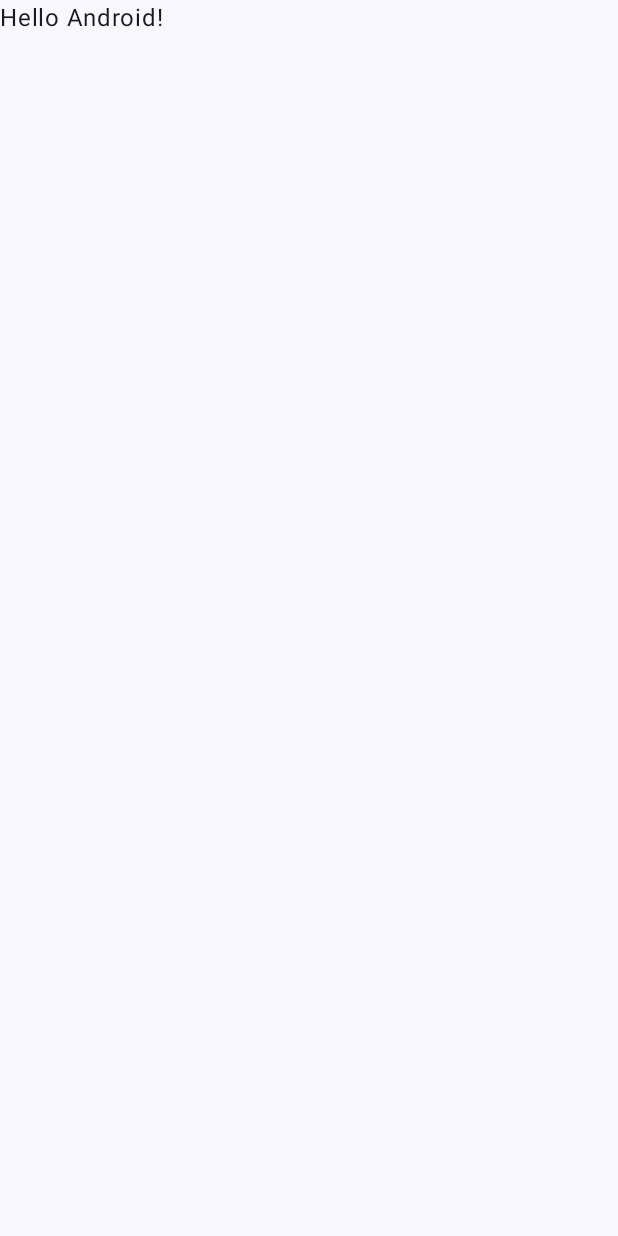
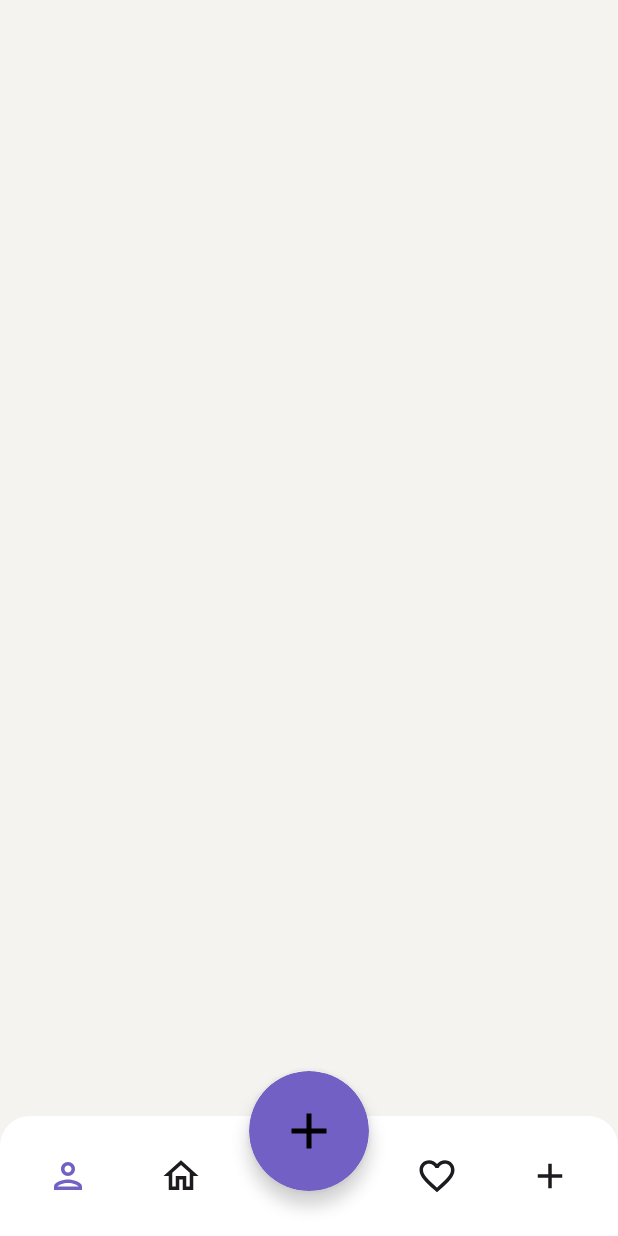
Before and after one commit to Swapsy-app/App, an Android app built with Jetpack Compose: the screen it shows after launch (MainActivity), on a phone screen of 412 x 824 dp. Before the commit the screen is almost empty. Run offline under Robolectric (Android 15) with nearby library versions, the phone set to English and light mode, and no system bars.

Commit message:
initial navigation bar setup

```diff
--- a/app/build.gradle.kts
+++ b/app/build.gradle.kts
@@ -5,7 +5,7 @@ plugins {
 
 android {
     namespace = "com.example.freeupcopy"
-    compileSdk = 34
+    compileSdk = 35
 
     defaultConfig {
         applicationId = "com.example.freeupcopy"
--- a/app/src/main/java/com/example/freeupcopy/MainActivity.kt
+++ b/app/src/main/java/com/example/freeupcopy/MainActivity.kt
@@ -4,13 +4,19 @@ import android.os.Bundle
 import androidx.activity.ComponentActivity
 import androidx.activity.compose.setContent
 import androidx.activity.enableEdgeToEdge
+import androidx.compose.foundation.background
+import androidx.compose.foundation.layout.Box
 import androidx.compose.foundation.layout.fillMaxSize
+import androidx.compose.foundation.layout.fillMaxWidth
 import androidx.compose.foundation.layout.padding
+import androidx.compose.material3.MaterialTheme
 import androidx.compose.material3.Scaffold
 import androidx.compose.material3.Text
 import androidx.compose.runtime.Composable
 import androidx.compose.ui.Modifier
+import androidx.compose.ui.graphics.Color
 import androidx.compose.ui.tooling.preview.Preview
+import com.example.freeupcopy.ui.presentation.home_screen.componants.CustomNavigationBar
 import com.example.freeupcopy.ui.theme.FreeUpCopyTheme
 
 class MainActivity : ComponentActivity() {
@@ -19,11 +25,19 @@ class MainActivity : ComponentActivity() {
         enableEdgeToEdge()
         setContent {
             FreeUpCopyTheme {
-                Scaffold(modifier = Modifier.fillMaxSize()) { innerPadding ->
-                    Greeting(
-                        name = "Android",
-                        modifier = Modifier.padding(innerPadding)
-                    )
+                Scaffold(
+                    modifier = Modifier.fillMaxSize(),
+                    bottomBar = {
+                        CustomNavigationBar()
+                    },
+                ) { innerPadding ->
+                    Box(modifier = Modifier
+                        .fillMaxSize()
+                        .background(MaterialTheme.colorScheme.surface)
+                        .padding(innerPadding))
+                    {
+
+                    }
                 }
             }
         }
--- a/app/src/main/java/com/example/freeupcopy/ui/presentation/home_screen/componants/CustomNavigationBar.kt
+++ b/app/src/main/java/com/example/freeupcopy/ui/presentation/home_screen/componants/CustomNavigationBar.kt
@@ -1,12 +1,146 @@
 package com.example.freeupcopy.ui.presentation.home_screen.componants
 
+import androidx.compose.foundation.background
+import androidx.compose.foundation.clickable
+import androidx.compose.foundation.layout.Arrangement
+import androidx.compose.foundation.layout.Box
+import androidx.compose.foundation.layout.Row
+import androidx.compose.foundation.layout.Spacer
+import androidx.compose.foundation.layout.WindowInsets
+import androidx.compose.foundation.layout.defaultMinSize
+import androidx.compose.foundation.layout.fillMaxWidth
+import androidx.compose.foundation.layout.offset
+import androidx.compose.foundation.layout.size
+import androidx.compose.foundation.layout.windowInsetsPadding
+import androidx.compose.foundation.shape.CircleShape
+import androidx.compose.foundation.shape.RoundedCornerShape
+import androidx.compose.material.icons.Icons
+import androidx.compose.material.icons.filled.Add
+import androidx.compose.material.icons.outlined.Add
+import androidx.compose.material.icons.outlined.FavoriteBorder
+import androidx.compose.material.icons.outlined.Home
+import androidx.compose.material.icons.outlined.Person
+import androidx.compose.material3.Icon
+import androidx.compose.material3.MaterialTheme
+import androidx.compose.material3.NavigationBarDefaults
 import androidx.compose.runtime.Composable
+import androidx.compose.ui.Alignment
 import androidx.compose.ui.Modifier
+import androidx.compose.ui.draw.clip
+import androidx.compose.ui.draw.shadow
+import androidx.compose.ui.graphics.Color
+import androidx.compose.ui.graphics.vector.ImageVector
+import androidx.compose.ui.tooling.preview.Preview
+import androidx.compose.ui.unit.dp
+import com.example.freeupcopy.ui.theme.FreeUpCopyTheme
 
 @Composable
 fun CustomNavigationBar(
     modifier: Modifier = Modifier,
-    onClick: () -> Unit
+    windowInsets: WindowInsets = NavigationBarDefaults.windowInsets,
 ) {
+    Box(
+        modifier = modifier
+            .fillMaxWidth()
+    ) {
+
+        CustomBottomBar(
+            windowInsets = windowInsets
+        )
+        Box(
+            modifier = Modifier
+                .size(80.dp)
+                .offset(y = (-30).dp)
+                .shadow(6.dp, shape = CircleShape)
+                .clip(CircleShape)
+                .background(MaterialTheme.colorScheme.primary)
+                .clickable(
+                    onClick = {  }
+                )
+                .align(Alignment.TopCenter),
+            contentAlignment = Alignment.Center
+        ) {
+            Icon(
+                imageVector = Icons.Default.Add,
+                contentDescription = "add",
+                tint = Color.Black,
+                modifier = Modifier.size(40.dp)
+            )
+        }
+    }
 
 }
+
+@Composable
+fun CustomNavigationBarItem(
+    modifier: Modifier = Modifier,
+    selected: Boolean,
+    onClick: () -> Unit,
+    icon: ImageVector
+) {
+    Box(
+        modifier = modifier
+            .clip(CircleShape)
+            .size(60.dp)
+            .clickable { onClick() },
+        contentAlignment = Alignment.Center
+    ) {
+        Icon(
+            modifier = Modifier.size(28.dp),
+            tint = if (selected) MaterialTheme.colorScheme.primary else MaterialTheme.colorScheme.onSurface,
+            imageVector = icon,
+            contentDescription = null
+        )
+    }
+}
+
+@Composable
+fun CustomBottomBar(
+    modifier: Modifier = Modifier,
+    windowInsets: WindowInsets = NavigationBarDefaults.windowInsets,
+) {
+    Row(
+        modifier = modifier
+            .fillMaxWidth()
+            .clip(RoundedCornerShape(20.dp, 20.dp, 0.dp, 0.dp))
+            .background(MaterialTheme.colorScheme.primaryContainer)
+            .windowInsetsPadding(windowInsets)
+            .defaultMinSize(minHeight = 70.dp),
+        horizontalArrangement = Arrangement.SpaceEvenly,
+        verticalAlignment = Alignment.CenterVertically
+    ) {
+        CustomNavigationBarItem(
+            selected = true,
+            onClick = { },
+            icon = Icons.Outlined.Person
+        )
+
+        CustomNavigationBarItem(
+            selected = false,
+            onClick = { },
+            icon = Icons.Outlined.Home
+        )
+
+        Spacer(modifier = Modifier.size(80.dp)) // Leave space for the FAB
+
+        CustomNavigationBarItem(
+            selected = false,
+            onClick = { },
+            icon = Icons.Outlined.FavoriteBorder
+        )
+
+        CustomNavigationBarItem(
+            selected = false,
+            onClick = { },
+            icon = Icons.Outlined.Add
+        )
+    }
+}
+
+@Preview(showBackground = true)
+@Composable
+fun CustomNavigationPreview() {
+    FreeUpCopyTheme {
+        CustomNavigationBar()
+    }
+}
--- a/app/src/main/java/com/example/freeupcopy/ui/theme/Color.kt
+++ b/app/src/main/java/com/example/freeupcopy/ui/theme/Color.kt
@@ -12,3 +12,9 @@ val Pink40 = Color(0xFF7D5260)
 
 val SurfaceLight = Color(0xFFF4F3F0)
 val SurfaceDark = Color(0xFF1C1B1F)
+
+val PrimaryContainerLight = Color(0xFFFFFFFF)
+val PrimaryContainerDark = Color(0xFF2C2B30)
+
+val PrimaryLight = Color(0xFF7260C5)
+val PrimaryDark = Color(0xFF907DE6)
--- a/app/src/main/java/com/example/freeupcopy/ui/theme/Theme.kt
+++ b/app/src/main/java/com/example/freeupcopy/ui/theme/Theme.kt
@@ -12,17 +12,19 @@ import androidx.compose.runtime.Composable
 import androidx.compose.ui.platform.LocalContext
 
 private val DarkColorScheme = darkColorScheme(
-    primary = Purple80,
+    primary = PrimaryDark,
     secondary = PurpleGrey80,
     tertiary = Pink80,
-    surface = SurfaceDark
+    surface = SurfaceDark,
+    primaryContainer = PrimaryContainerDark
 )
 
 private val LightColorScheme = lightColorScheme(
-    primary = Purple40,
+    primary = PrimaryLight,
     secondary = PurpleGrey40,
     tertiary = Pink40,
-    surface = SurfaceLight
+    surface = SurfaceLight,
+    primaryContainer = PrimaryContainerLight
 
     /* Other default colors to override
     background = Color(0xFFFFFBFE),
@@ -38,15 +40,14 @@ private val LightColorScheme = lightColorScheme(
 @Composable
 fun FreeUpCopyTheme(
     darkTheme: Boolean = isSystemInDarkTheme(),
-    // Dynamic color is available on Android 12+
     dynamicColor: Boolean = true,
     content: @Composable () -> Unit
 ) {
     val colorScheme = when {
-        dynamicColor && Build.VERSION.SDK_INT >= Build.VERSION_CODES.S -> {
-            val context = LocalContext.current
-            if (darkTheme) dynamicDarkColorScheme(context) else dynamicLightColorScheme(context)
-        }
+//        dynamicColor && Build.VERSION.SDK_INT >= Build.VERSION_CODES.S -> {
+//            val context = LocalContext.current
+//            if (darkTheme) dynamicDarkColorScheme(context) else dynamicLightColorScheme(context)
+//        }
 
         darkTheme -> DarkColorScheme
         else -> LightColorScheme
```
